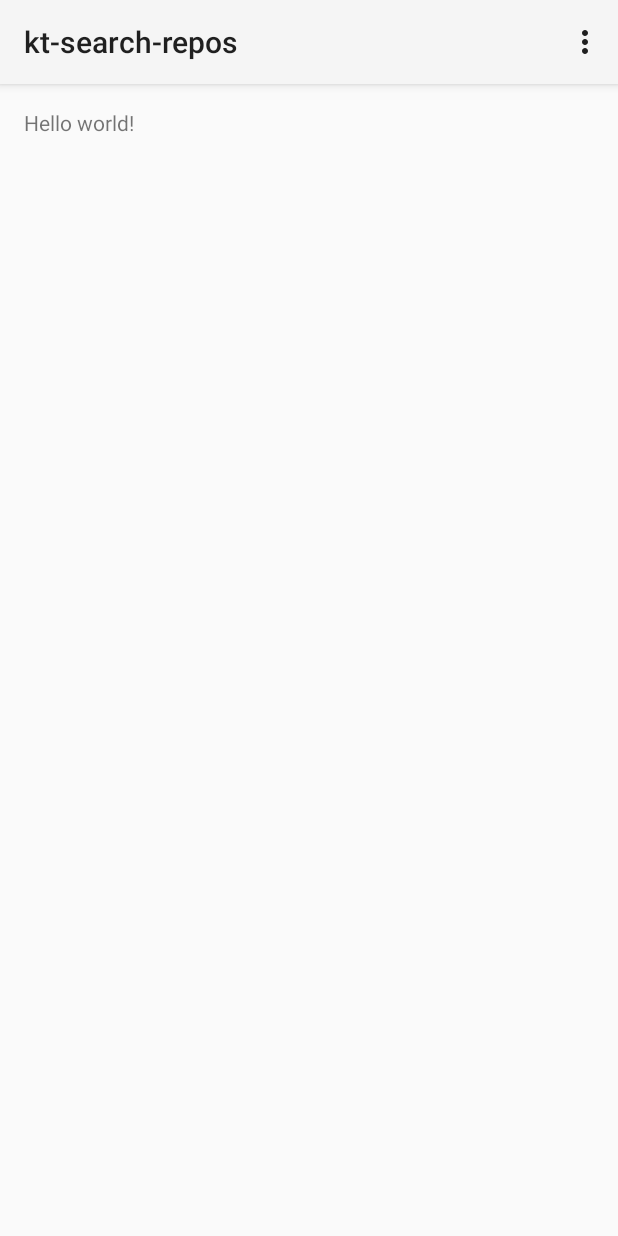
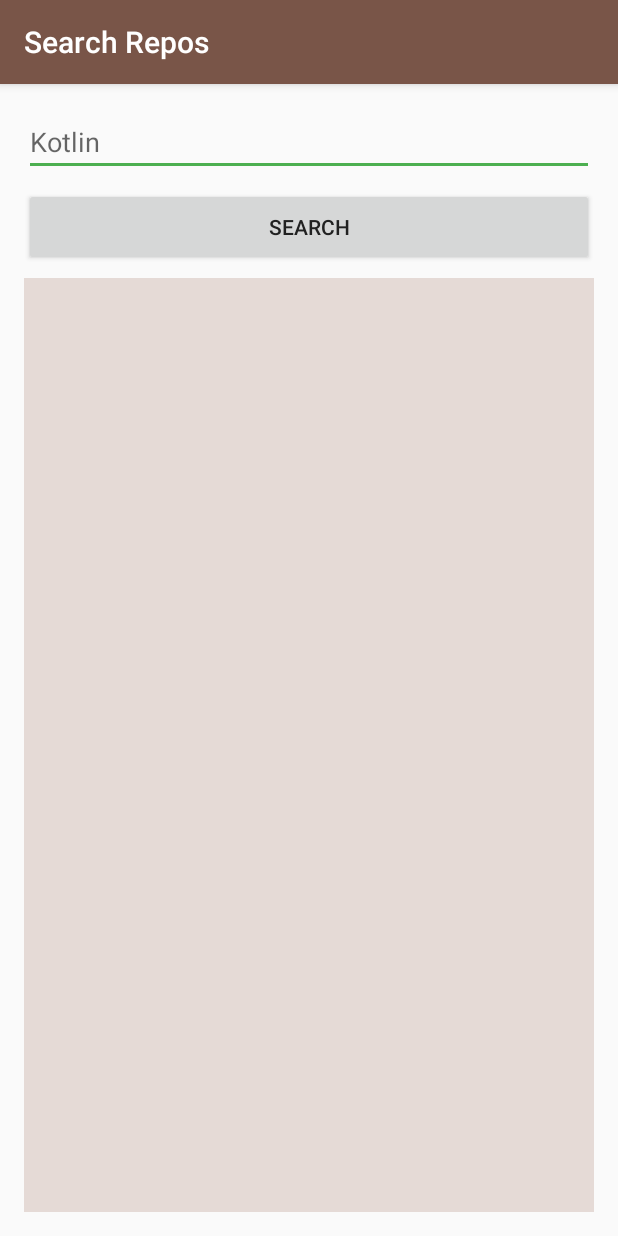
Before and after one commit to gshockv/kt-search-repos, an Android app: the screen it shows after launch (MainActivity), on a phone screen of 412 x 824 dp. Run offline under Robolectric (Android 15) with nearby library versions, the phone set to English and light mode, and no system bars.

Commit message:
some UI staff

```diff
--- a/app/src/main/AndroidManifest.xml
+++ b/app/src/main/AndroidManifest.xml
@@ -9,7 +9,7 @@
         android:theme="@style/AppTheme" >
         <activity
             android:name=".MainActivity"
-            android:label="@string/app_name" >
+            android:label="@string/app_title" >
             <intent-filter>
                 <action android:name="android.intent.action.MAIN" />
 
--- a/app/src/main/kotlin/com/gshockv/ktsrepos/MainActivity.kt
+++ b/app/src/main/kotlin/com/gshockv/ktsrepos/MainActivity.kt
@@ -2,27 +2,28 @@ package com.gshockv.ktsrepos
 
 import android.app.Activity
 import android.os.Bundle
-import android.view.Menu
-import android.view.MenuItem
+import android.widget.EditText
+import android.widget.Button
+import android.widget.TextView
 
 public class MainActivity : Activity() {
 
     override fun onCreate(savedInstanceState: Bundle?) {
         super<Activity>.onCreate(savedInstanceState)
         setContentView(R.layout.activity_main)
+        initUi()
     }
 
-    override fun onCreateOptionsMenu(menu: Menu): Boolean {
-        getMenuInflater().inflate(R.menu.main_activity, menu)
-        return true
-    }
+    fun initUi() {
+        val editText: EditText? = findViewById(R.id.edit_repo) as EditText
+        val textLog: TextView? = findViewById(R.id.txt_log) as TextView
 
-    override fun onOptionsItemSelected(item: MenuItem): Boolean {
-        val id = item.getItemId()
-
-        if (id == R.id.action_settings) {
-            return true
+        val btnSearch: Button? = findViewById(R.id.btn_search) as Button
+        btnSearch?.setOnClickListener {
+            textLog?.clear()
+            textLog?.setText("Coming soon...")
         }
-        return super<Activity>.onOptionsItemSelected(item)
     }
 }
+
+fun TextView.clear() = this.setText("")
--- a/app/src/main/res/layout/activity_main.xml
+++ b/app/src/main/res/layout/activity_main.xml
@@ -1,11 +1,35 @@
-<RelativeLayout xmlns:android="http://schemas.android.com/apk/res/android"
-    xmlns:tools="http://schemas.android.com/tools" android:layout_width="match_parent"
-    android:layout_height="match_parent" android:paddingLeft="@dimen/activity_horizontal_margin"
+<LinearLayout xmlns:android="http://schemas.android.com/apk/res/android"
+    xmlns:tools="http://schemas.android.com/tools"
+    android:layout_width="match_parent"
+    android:layout_height="match_parent"
+    android:paddingBottom="@dimen/activity_vertical_margin"
+    android:paddingLeft="@dimen/activity_horizontal_margin"
     android:paddingRight="@dimen/activity_horizontal_margin"
     android:paddingTop="@dimen/activity_vertical_margin"
-    android:paddingBottom="@dimen/activity_vertical_margin" tools:context=".MainActivity">
+    android:orientation="vertical"
+    tools:context=".MainActivity">
 
-    <TextView android:text="@string/hello_world" android:layout_width="wrap_content"
-        android:layout_height="wrap_content" />
+    <EditText
+        android:id="@+id/edit_repo"
+        android:layout_width="match_parent"
+        android:layout_height="wrap_content"
+        android:singleLine="true"
+        android:imeOptions="actionDone"
+        android:textColor="#212121"
+        android:hint="Kotlin"/>
 
-</RelativeLayout>
+    <Button
+        android:id="@+id/btn_search"
+        android:layout_width="match_parent"
+        android:layout_height="52dp"
+        android:layout_marginTop="8dp"
+        android:text="Search"/>
+
+    <TextView
+        android:id="@+id/txt_log"
+        android:layout_width="match_parent"
+        android:layout_height="match_parent"
+        android:layout_marginTop="8dp"
+        android:background="#ffe5dad6"/>
+
+</LinearLayout>
--- a/app/src/main/res/values-v21/styles.xml
+++ /dev/null
@@ -1,5 +0,0 @@
-<?xml version="1.0" encoding="utf-8"?>
-<resources>
-    <style name="AppTheme" parent="android:Theme.Material.Light">
-    </style>
-</resources>
--- a/app/src/main/res/values-w820dp/dimens.xml
+++ /dev/null
@@ -1,6 +0,0 @@
-<resources>
-    <!-- Example customization of dimensions originally defined in res/values/dimens.xml
-         (such as screen margins) for screens with more than 820dp of available width. This
-         would include 7" and 10" devices in landscape (~960dp and ~1280dp respectively). -->
-    <dimen name="activity_horizontal_margin">64dp</dimen>
-</resources>
--- a/app/src/main/res/values/strings.xml
+++ b/app/src/main/res/values/strings.xml
@@ -2,6 +2,7 @@
 <resources>
 
     <string name="app_name">kt-search-repos</string>
+    <string name="app_title">Search Repos</string>
     <string name="hello_world">Hello world!</string>
     <string name="action_settings">Settings</string>
 
--- a/app/src/main/res/values/styles.xml
+++ b/app/src/main/res/values/styles.xml
@@ -1,8 +1,11 @@
 <resources>
 
-    <!-- Base application theme. -->
-    <style name="AppTheme" parent="android:Theme.Holo.Light.DarkActionBar">
-        <!-- Customize your theme here. -->
+    <style name="AppTheme" parent="@android:style/Theme.Material.Light">
+        <item name="android:colorPrimary">#795548</item>
+        <item name="android:colorPrimaryDark">#5D4037</item>
+        <item name="android:colorAccent">#4CAF50</item>
+        <item name="android:textColorPrimary">#FFFFFF</item>
+        <item name="android:textColor">#212121</item>
     </style>
 
 </resources>
```
Also changed, not shown: app/src/main/kotlin/com/gshockv/ktsrepos/io/GithubApiService.kt (+6 -6 lines).
